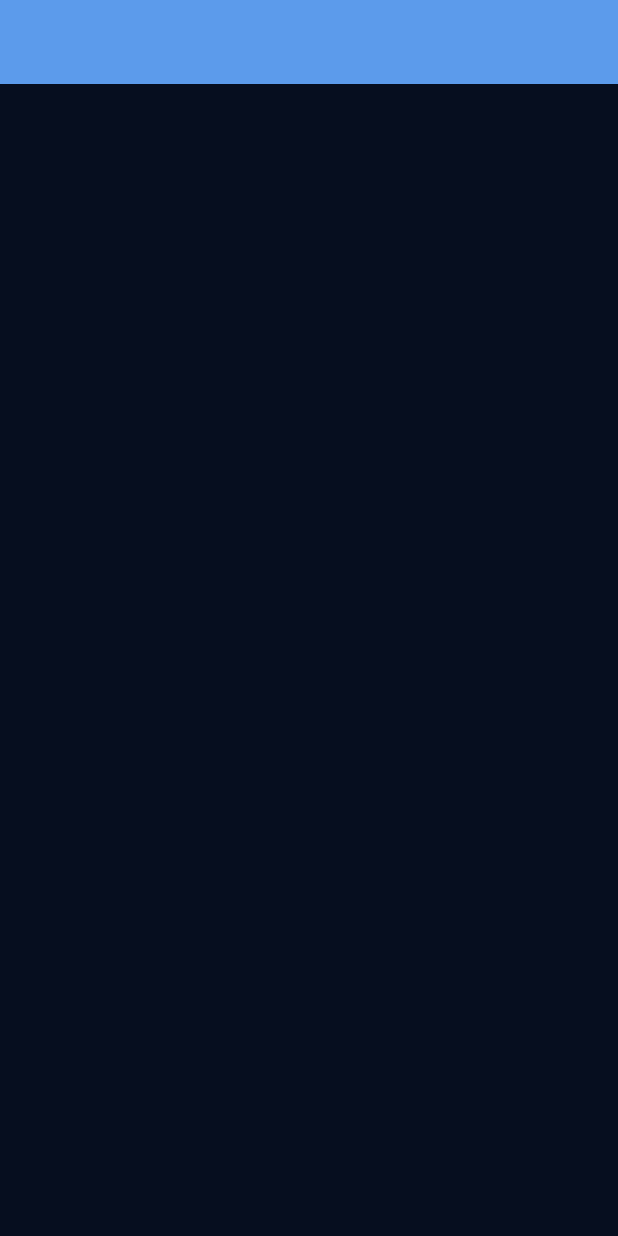
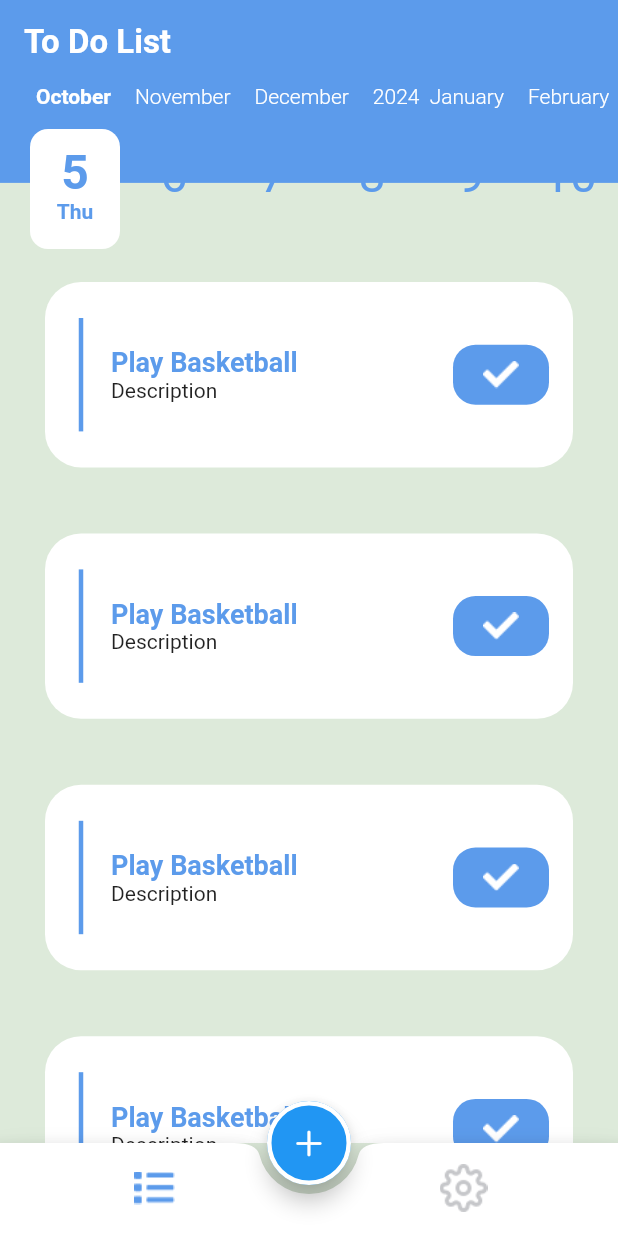
Before and after one commit to amrabdalsattar/todo_app, a Flutter app: the screen it shows after launch, on a phone screen of 412 x 824 dp. Run offline on Flutter 3.47's test engine with Material 2 defaults, Android fonts, the phone set to English and light mode, and no system bars; drawn by our look-alikes of calendar_timeline, flutter_slidable.

Commit message:
Finished Bottom Sheet and List Tab UI

```diff
--- a/lib/app.dart
+++ b/lib/app.dart
@@ -1,3 +1,5 @@
+import 'package:assignment_five_flutter/screens/home_screen.dart';
+import 'package:assignment_five_flutter/screens/splash.dart';
 import 'package:assignment_five_flutter/utils/app_theme.dart';
 import 'package:flutter/material.dart';
 
@@ -7,12 +9,12 @@ class MyApp extends StatelessWidget {
   @override
   Widget build(BuildContext context) {
     return MaterialApp(
-      theme: AppThemes.darkTheme,
+      routes: {HomeScreen.routeName :(_) => const HomeScreen(),
+        Splash.routeName :(_) => const Splash()},
+      initialRoute: HomeScreen.routeName,
+      theme: AppThemes.lightTheme,
       debugShowCheckedModeBanner: false,
-      home: Scaffold(
-        appBar: AppBar(
-        ),
-      ),
+      home: const HomeScreen(),
     );
   }
 }
--- /dev/null
+++ b/lib/components/app_bar.dart
@@ -0,0 +1,15 @@
+import 'package:flutter/material.dart';
+
+class AppBarGuide extends StatelessWidget {
+
+  const AppBarGuide({super.key});
+
+  @override
+  Widget build(BuildContext context) {
+    return AppBar(
+      title: const Text("To Do List"),
+      toolbarHeight: MediaQuery.of(context).size.height * 10,
+      elevation: 0,
+    );
+  }
+}
--- /dev/null
+++ b/lib/components/floating_action_button.dart
@@ -0,0 +1,26 @@
+import 'package:assignment_five_flutter/components/bottom_sheet.dart';
+import 'package:assignment_five_flutter/utils/settings_provider.dart';
+import 'package:flutter/cupertino.dart';
+import 'package:flutter/material.dart';
+import 'package:provider/provider.dart';
+
+class FloatingActionBtn extends StatelessWidget {
+  static late SettingsProvider provider;
+  const FloatingActionBtn({super.key});
+
+  @override
+  Widget build(BuildContext context) {
+    provider = Provider.of(context);
+    return FloatingActionButton(
+      onPressed: () {
+        showModalBottomSheet(
+          context: context,
+          isScrollControlled: true,
+            builder: (_) => Padding(
+            padding: MediaQuery.of(context).viewInsets,
+            child: const AddBottomSheet()));
+      },
+      child: const Icon(CupertinoIcons.plus),
+    );
+  }
+}
--- /dev/null
+++ b/lib/components/todo_widget.dart
@@ -0,0 +1,70 @@
+import 'package:assignment_five_flutter/utils/app_theme.dart';
+import 'package:assignment_five_flutter/utils/assets.dart';
+import 'package:assignment_five_flutter/utils/colors.dart';
+import 'package:flutter/material.dart';
+import 'package:flutter_slidable/flutter_slidable.dart';
+
+class TodoWidget extends StatelessWidget {
+  const TodoWidget({super.key});
+
+  @override
+  Widget build(BuildContext context) {
+    return Container(
+      decoration: BoxDecoration(
+        color: AppColor.white,
+        borderRadius: BorderRadius.circular(24),
+      ),
+      margin: const EdgeInsets.symmetric(vertical: 22, horizontal: 30),
+      child: Slidable(
+        startActionPane: ActionPane(
+          extentRatio: 0.3,
+          motion: const StretchMotion(),
+          children: [
+            SlidableAction(
+              onPressed: (context) {},
+              backgroundColor: AppColor.red,
+
+            icon: Icons.delete,
+            label: "delete",),
+          ],
+        ),
+        child: Container(
+          padding: const EdgeInsets.symmetric(vertical: 24, horizontal: 16),
+          // margin: const EdgeInsets.symmetric(vertical: 22, horizontal: 30),
+          height: MediaQuery.of(context).size.height * 0.15,
+
+          child: Row(
+            children: [
+              const VerticalDivider(),
+              const SizedBox(
+                width: 12,
+              ),
+              const Expanded(
+                child: Column(
+                  mainAxisAlignment: MainAxisAlignment.center,
+                  crossAxisAlignment: CrossAxisAlignment.stretch,
+                  children: [
+                    Text(
+                      "Play Basketball",
+                      style: AppThemes.textDescriptionTextStyle,
+                    ),
+                    Text(
+                      "Description",
+                      style: AppThemes.textDescriptionDateTextStyle,
+                    ),
+                  ],
+                ),
+              ),
+              Container(
+                  padding: EdgeInsets.symmetric(horizontal: 20, vertical: 8),
+                  decoration: BoxDecoration(
+                      color: AppColor.primary,
+                      borderRadius: BorderRadius.circular(15)),
+                  child: const ImageIcon(AssetImage(AppAssets.iconCheck)))
+            ],
+          ),
+        ),
+      ),
+    );
+  }
+}
--- /dev/null
+++ b/lib/screens/home_screen.dart
@@ -0,0 +1,58 @@
+import 'package:assignment_five_flutter/components/floating_action_button.dart';
+import 'package:assignment_five_flutter/utils/colors.dart';
+import 'package:flutter/material.dart';
+import 'package:flutter/services.dart';
+import '../components/app_bar.dart';
+import '../tabs/list_tab.dart';
+import '../tabs/settings_tab.dart';
+import '../utils/assets.dart';
+
+class HomeScreen extends StatefulWidget {
+  static const String routeName = "homeScreen";
+
+  const HomeScreen({super.key});
+
+  @override
+  State<HomeScreen> createState() => _HomeScreenState();
+}
+
+class _HomeScreenState extends State<HomeScreen> {
+  int currentSelectedTabIndex = 0;
+  @override
+  Widget build(BuildContext context) {
+    SystemChrome.setSystemUIOverlayStyle(const SystemUiOverlayStyle(
+      statusBarColor: AppColor.primary,
+    ));
+    return Scaffold(
+      appBar: const PreferredSize(
+        preferredSize: Size.fromHeight(kToolbarHeight),
+        child: AppBarGuide(),
+      ),
+      bottomNavigationBar: buildBottomNavBar(),
+      body: currentSelectedTabIndex == 0 ? const ListTab() : const SettingsTab(),
+      floatingActionButton: const FloatingActionBtn(),
+      floatingActionButtonLocation: FloatingActionButtonLocation.centerDocked,
+    );
+  }
+
+  Widget buildBottomNavBar() => BottomAppBar(
+    notchMargin: 6,
+    shape: const CircularNotchedRectangle(),
+    clipBehavior: Clip.antiAliasWithSaveLayer,
+    child: BottomNavigationBar(
+      currentIndex: currentSelectedTabIndex,
+      onTap: (index){
+        currentSelectedTabIndex = index;
+        setState(() {
+
+        });
+      },
+      items: const [
+        BottomNavigationBarItem(
+            icon: ImageIcon(AssetImage(AppAssets.iconList)), label: ""),
+        BottomNavigationBarItem(
+            icon: ImageIcon(AssetImage(AppAssets.iconSettings)), label: ""),
+      ],
+    ),
+  );
+}
--- /dev/null
+++ b/lib/tabs/list_tab.dart
@@ -0,0 +1,47 @@
+import 'package:assignment_five_flutter/components/todo_widget.dart';
+import 'package:assignment_five_flutter/utils/colors.dart';
+import 'package:calendar_timeline/calendar_timeline.dart';
+import 'package:flutter/material.dart';
+
+class ListTab extends StatelessWidget {
+  const ListTab({super.key});
+
+  @override
+  Widget build(BuildContext context) {
+    return Column(
+      children: [
+        Stack(
+          children: [
+            Container(
+              height: MediaQuery.of(context).size.height * .12,
+              child: Column(
+                children: [
+                  Expanded(
+                      flex: 8,
+                      child: Container(color: AppColor.primary,)),
+                  Expanded(
+                      flex: 4,
+                      child: Container(color: AppColor.transparent,)),
+                ],
+              ),
+            ),
+            CalendarTimeline(
+              initialDate: DateTime.now(),
+              firstDate: DateTime.now().subtract(const Duration(days: 365)),
+              lastDate: DateTime.now().add(const Duration(days: 365)),
+              onDateSelected: (date) => print(date),
+              leftMargin: 20,
+              monthColor: AppColor.white,
+              dayColor: AppColor.primary,
+              activeDayColor: AppColor.primary,
+              activeBackgroundDayColor: AppColor.white,
+              dotsColor: Colors.transparent,
+              showYears: true,
+            ),
+          ],
+        ),
+        Expanded(child: ListView.builder(itemBuilder: (context, index) => const TodoWidget())),
+      ],
+    );
+  }
+}
--- a/lib/utils/app_theme.dart
+++ b/lib/utils/app_theme.dart
@@ -1,25 +1,32 @@
-import 'dart:ui';
-
 import 'package:flutter/material.dart';
 
 import 'colors.dart';
 
-
 class AppThemes {
-  static const TextStyle appBarTextStyle = TextStyle(
-      fontSize: 22, fontWeight: FontWeight.w700);
+  static const TextStyle appBarTextStyle =
+      TextStyle(fontSize: 22, fontWeight: FontWeight.w700);
 
   static const TextStyle textDescriptionTextStyle = TextStyle(
       fontSize: 18, fontWeight: FontWeight.w700, color: AppColor.primary);
 
-  static const TextStyle textDescriptionDateTextStyle = TextStyle(
-      fontSize: 1, fontWeight: FontWeight.w700);
+  static const TextStyle textDescriptionDateTextStyle =
+      TextStyle(fontSize: 14, fontWeight: FontWeight.normal);
 
   static const TextStyle bottomSheetTextStyle = TextStyle(
       fontSize: 20, fontWeight: FontWeight.bold, color: AppColor.black);
 
   /// Themes
   static ThemeData lightTheme = ThemeData(
+    dividerTheme: DividerThemeData(
+      thickness: 3,
+      color: AppColor.primary
+    ),
+    iconTheme: IconThemeData(
+      color: AppColor.white,
+    ),
+      bottomSheetTheme: const BottomSheetThemeData(
+        backgroundColor: AppColor.white,
+      ),
       primaryColor: AppColor.primary,
       appBarTheme: AppBarTheme(
         backgroundColor: AppColor.primary,
@@ -33,11 +40,24 @@ class AppThemes {
         unselectedItemColor: AppColor.grey,
         showSelectedLabels: false,
         showUnselectedLabels: false,
-      backgroundColor: AppColor.primary,
+        backgroundColor: AppColor.white,
       ),
-    scaffoldBackgroundColor: AppColor.accent
-  );
+      scaffoldBackgroundColor: AppColor.accent,
+      floatingActionButtonTheme: const FloatingActionButtonThemeData(
+        shape: StadiumBorder(side: BorderSide(color: AppColor.white, width: 3)),
+      ));
+
   static ThemeData darkTheme = ThemeData(
+      dividerTheme: DividerThemeData(
+          thickness: 3,
+          color: AppColor.darkPrimary
+      ),
+      iconTheme: IconThemeData(
+        color: AppColor.darkColor,
+      ),
+      bottomSheetTheme: const BottomSheetThemeData(
+        backgroundColor: AppColor.darkColor,
+      ),
       primaryColor: AppColor.darkPrimary,
       appBarTheme: AppBarTheme(
         backgroundColor: AppColor.darkPrimary,
@@ -45,6 +65,7 @@ class AppThemes {
         elevation: 0,
       ),
       bottomNavigationBarTheme: const BottomNavigationBarThemeData(
+        elevation: 5,
         selectedIconTheme: IconThemeData(size: 32),
         unselectedIconTheme: IconThemeData(size: 32),
         selectedItemColor: AppColor.darkPrimary,
@@ -53,7 +74,8 @@ class AppThemes {
         showUnselectedLabels: false,
         backgroundColor: AppColor.darkColor,
       ),
-      scaffoldBackgroundColor: AppColor.darkAccent
-  );
-
+      scaffoldBackgroundColor: AppColor.darkAccent,
+      floatingActionButtonTheme: const FloatingActionButtonThemeData(
+        shape: StadiumBorder(side: BorderSide(color: AppColor.darkColor, width: 4)),
+      ));
 }
--- a/lib/utils/assets.dart
+++ b/lib/utils/assets.dart
@@ -1,7 +1,7 @@
-class Assets{
-  String splash = "assets/images/splash.png";
-  String darkSplash = "assets/images/dark_splash.png";
-  String iconCheck = "assets/images/icon_check.png";
-  String iconSettings = "assets/images/icon_settings.png";
-  String iconList = "assets/images/icon_list.png";
+class AppAssets{
+  static const String splash = "assets/images/splash.png";
+  static const String darkSplash = "assets/images/dark_splash.png";
+  static const String iconCheck = "assets/images/icon_check.png";
+  static const String iconSettings = "assets/images/icon_settings.png";
+  static const String iconList = "assets/images/icon_list.png";
 }
--- a/lib/utils/colors.dart
+++ b/lib/utils/colors.dart
@@ -1,6 +1,7 @@
 import 'package:flutter/material.dart';
 
 class AppColor{
+  /// Light Mode
   static const Color primary = Color.fromARGB(255, 92, 155, 235);
   static const Color accent = Color.fromARGB(255, 221, 234, 218);
 
@@ -8,9 +9,11 @@ class AppColor{
   /// Dark Mode
   static const Color darkPrimary = Color.fromARGB(255, 92, 155, 235);
   static const Color darkAccent = Color.fromARGB(255, 6, 14, 31);
-  static const Color darkColor = Color.fromARGB(255, 6, 14, 31);
+  static const Color darkColor = Color.fromARGB(255, 20, 25, 35);
 
   /// Shared
+  static const Color red = Colors.red;
+  static const Color transparent = Colors.transparent;
   static const Color white = Colors.white;
   static const Color black = Colors.black;
   static const Color grey = Color.fromARGB(255, 198, 199, 202);
--- /dev/null
+++ b/lib/utils/settings_provider.dart
@@ -0,0 +1,5 @@
+import 'package:flutter/material.dart';
+
+class SettingsProvider extends ChangeNotifier{
+  int currentSelectedIndex = 0;
+}
--- a/pubspec.yaml
+++ b/pubspec.yaml
@@ -39,6 +39,8 @@ dependencies:
   # Use with the CupertinoIcons class for iOS style icons.
   cupertino_icons: ^1.0.2
   provider: ^6.0.5
+  flutter_slidable: ^3.0.0
+  calendar_timeline: ^1.1.2
 
 dev_dependencies:
   flutter_test:
```
Also changed, not shown: lib/common/my_text_field.dart (added, +15 -0 lines), lib/components/bottom_sheet.dart (added, +47 -0 lines), lib/main.dart (+6 -1 lines), lib/screens/splash.dart (added, +29 -0 lines), lib/tabs/settings_tab.dart (added, +10 -0 lines), pubspec.lock. Lines whose indentation alone changed are shown as unchanged.
